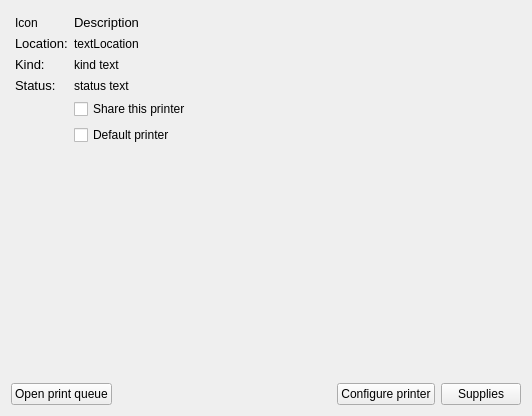
Before: the Qt Designer form printer-manager-kcm/PrinterDescription.ui in KDE/print-manager, drawn with Qt 5.
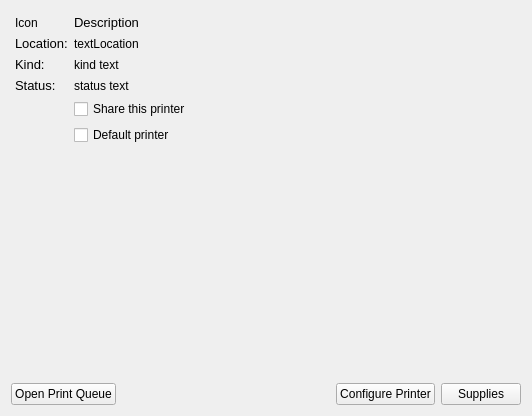
After: the same form once the commit is applied.

Commit message: Fixed crash, and capitalized buttons text

The edit to the form file:
```diff
--- a/printer-manager-kcm/PrinterDescription.ui
+++ b/printer-manager-kcm/PrinterDescription.ui
@@ -38,7 +38,7 @@
         </sizepolicy>
        </property>
        <property name="text">
-        <string>Open print queue</string>
+        <string>Open Print Queue</string>
        </property>
       </widget>
      </item>
@@ -64,7 +64,7 @@
         </sizepolicy>
        </property>
        <property name="text">
-        <string>Configure printer</string>
+        <string>Configure Printer</string>
        </property>
       </widget>
      </item>
```
The commit also changes 7 other files.
